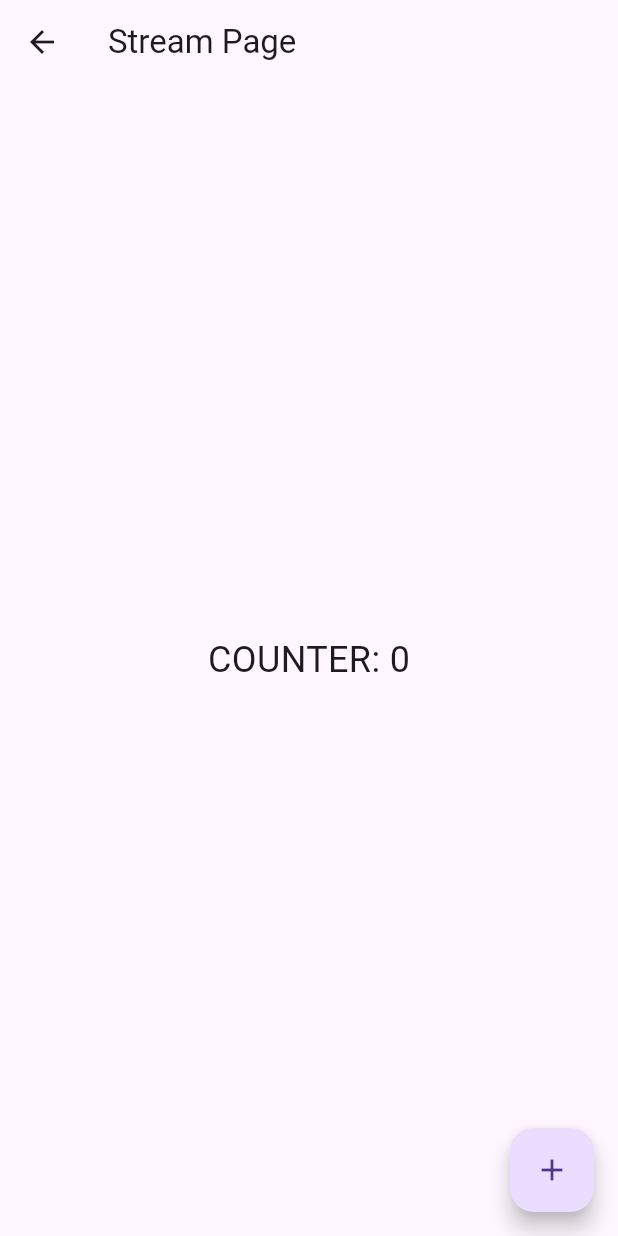
After one commit to fr4nsgallegos/firebaseConn2G10, a Flutter app: the StreamPage screen opened directly, on a phone screen of 412 x 824 dp. The commit adds this screen. Run offline on Flutter 3.47's test engine with Material 3 defaults, Android fonts, the phone set to English and light mode, and no system bars; our stand-ins replace cloud_firestore, firebase_core; accounts and stored records are empty.

Commit message:
iinit stream

```diff
--- a/lib/main.dart
+++ b/lib/main.dart
@@ -8,6 +8,7 @@ import 'firebase_options.dart';
 void main() async {
   WidgetsFlutterBinding.ensureInitialized();
   await Firebase.initializeApp(
+    name: "dev project",
     options: DefaultFirebaseOptions.currentPlatform,
   );
   runApp(
--- /dev/null
+++ b/lib/pages/stream_page.dart
@@ -0,0 +1,59 @@
+import 'dart:async';
+
+import 'package:flutter/material.dart';
+
+class StreamPage extends StatefulWidget {
+  @override
+  State<StreamPage> createState() => _StreamPageState();
+}
+
+class _StreamPageState extends State<StreamPage> {
+  final StreamController<int> _streamController = StreamController<int>();
+
+  int _counter = 0;
+
+  @override
+  void dispose() {
+    _streamController.close(); //cerramos el streamcontroller
+    // TODO: implement dispose
+    super.dispose();
+  }
+
+  void _incrementCounter() {
+    _counter++;
+    _streamController.add(_counter);
+  }
+
+  @override
+  Widget build(BuildContext context) {
+    return Scaffold(
+      floatingActionButton: FloatingActionButton(
+        onPressed: () {
+          _incrementCounter();
+        },
+        child: Icon(Icons.add),
+      ),
+      appBar: AppBar(
+        title: Text("Stream Page"),
+      ),
+      body: Center(
+        child: StreamBuilder(
+          stream: _streamController.stream,
+          initialData: _counter,
+          builder: (BuildContext context, AsyncSnapshot snapshot) {
+            if (snapshot.hasError) {
+              return Text("ERROR: ${snapshot.error}");
+            }
+            if (!snapshot.hasData) {
+              return CircularProgressIndicator();
+            }
+            return Text(
+              "COUNTER: ${snapshot.data}",
+              style: TextStyle(fontSize: 24),
+            );
+          },
+        ),
+      ),
+    );
+  }
+}
```
Also changed, not shown: lib/pages/home_page.dart (+12 -0 lines).
